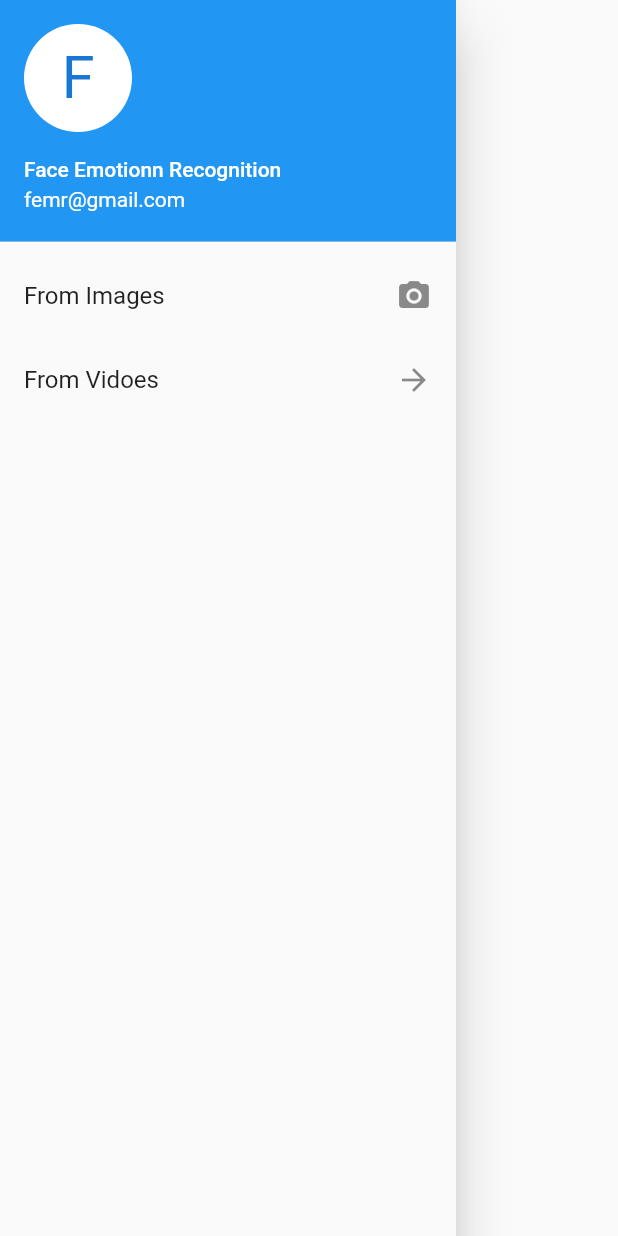
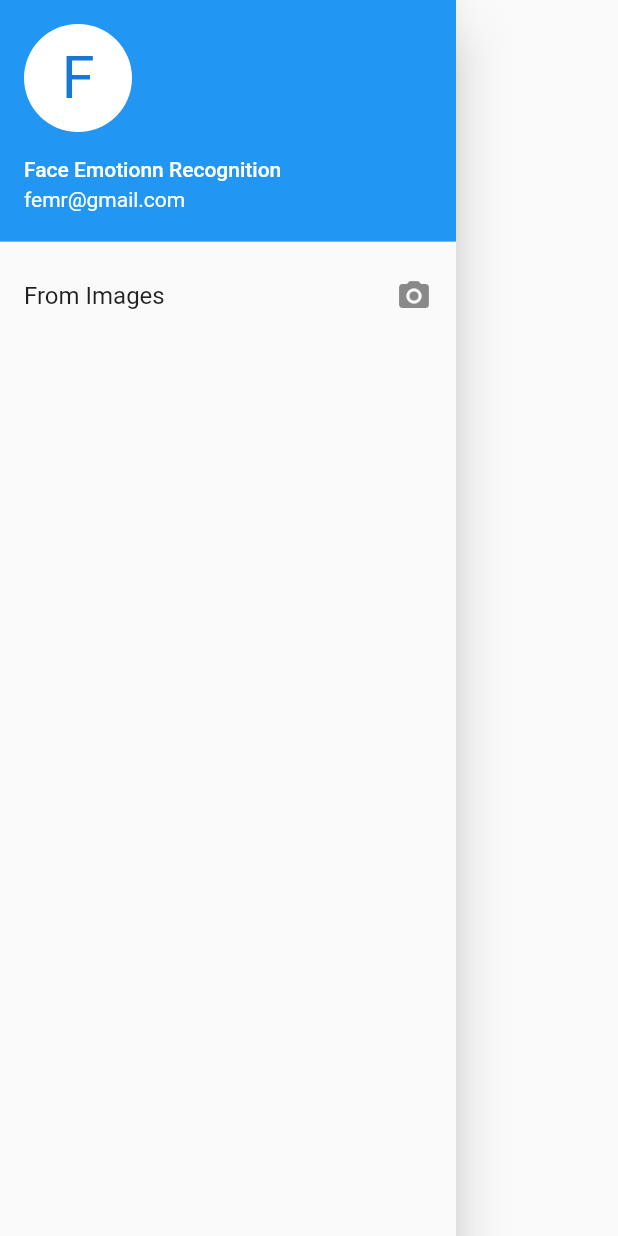
Before and after one commit to mrqasimasif/face-emotion-recogniton, a Flutter app: the NavDrawer widget shown alone on an empty page, opened directly, on a phone screen of 412 x 824 dp. Run offline on Flutter 3.47's test engine with Material 2 defaults, Android fonts, the light colour scheme and no system bars; our stand-ins replace dio, fluttertoast, image_picker; missing offline and left inert: image_picker_for_web.

Commit message:
Update drawer.dart

```diff
--- a/lib/drawer.dart
+++ b/lib/drawer.dart
@@ -30,12 +30,6 @@ class NavDrawer extends StatelessWidget {
               onTap: () => Navigator.push(context,
                   MaterialPageRoute(builder: (context) => Camcorder())),
             ),
-            ListTile(
-              title: Text("From Vidoes"),
-              trailing: Icon(Icons.arrow_forward),
-              onTap: () => Navigator.push(
-                  context, MaterialPageRoute(builder: (context) => Scan())),
-            ),
           ],
         ),
       ),
```
